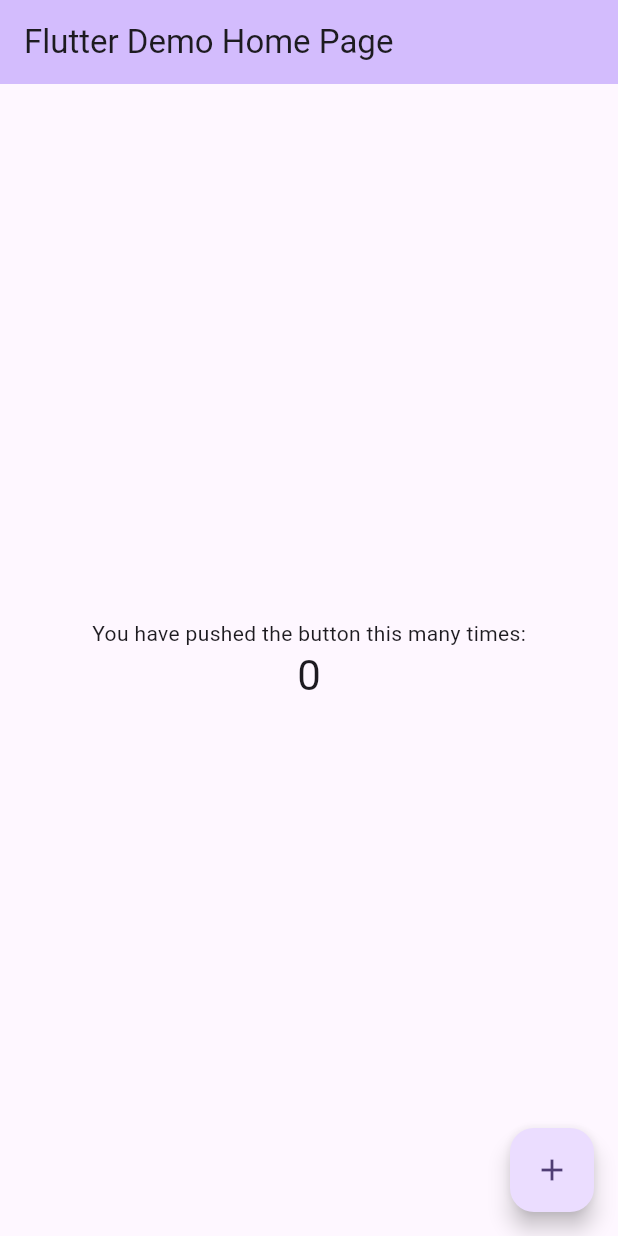
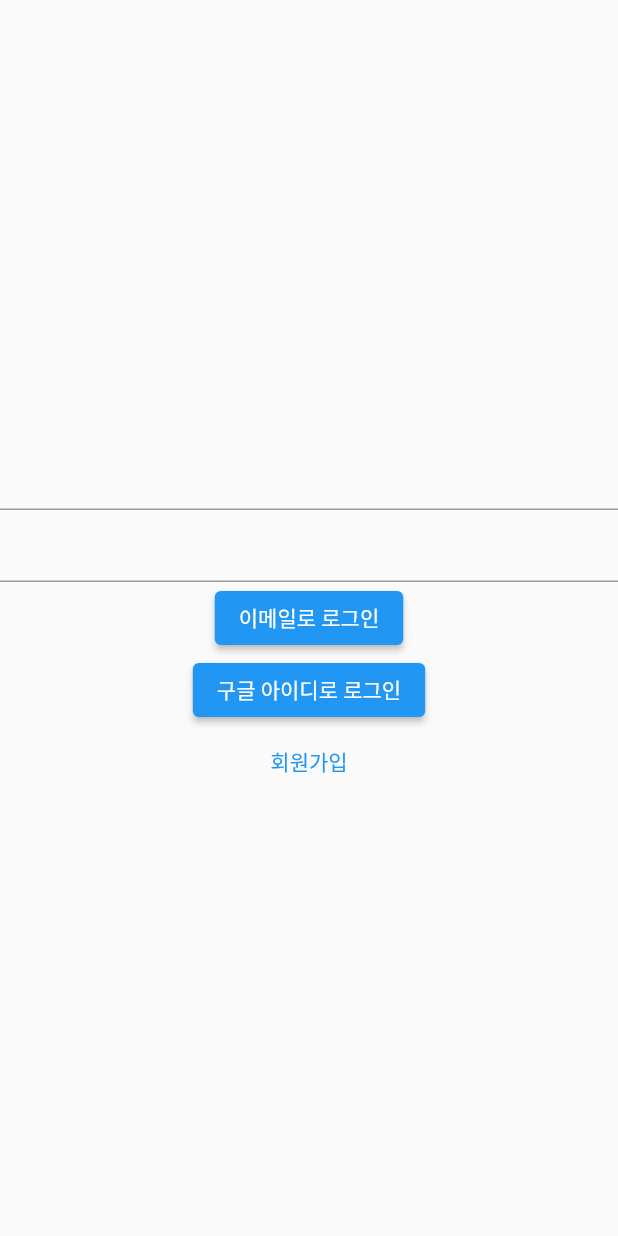
Before and after one commit to wlgnsdl815/tripin, a Flutter app: the screen it shows after launch, on a phone screen of 412 x 824 dp. Run offline on Flutter 3.47's test engine with Material 2 defaults, Android fonts, the phone set to English and light mode, and no system bars; our stand-ins replace firebase_auth, firebase_core, get; accounts and stored records are empty.

Commit message:
Feat: 회원가입 기능 구현

```diff
--- a/analysis_options.yaml
+++ b/analysis_options.yaml
@@ -22,6 +22,7 @@
   # `// ignore_for_file: name_of_lint` syntax on the line or in the file
   # producing the lint.
   rules:
+    prefer_const_constructors: false
     # avoid_print: false  # Uncomment to disable the `avoid_print` rule
     # prefer_single_quotes: true  # Uncomment to enable the `prefer_single_quotes` rule
 
--- /dev/null
+++ b/lib/controllers/login_controller.dart
@@ -0,0 +1,42 @@
+import 'package:flutter/widgets.dart';
+import 'package:get/get.dart';
+import 'package:tripin/controllers/auth_controller.dart';
+
+class LoginController extends GetxController {
+  final TextEditingController emailEditingController = TextEditingController();
+  final TextEditingController pwEditingController = TextEditingController();
+  final TextEditingController pw2EditingController = TextEditingController();
+
+  final AuthController _authController = AuthController();
+
+  bool isValidEmail(String? email) {
+    final RegExp regex =
+        RegExp(r'^[a-zA-Z0-9._%+-]+@[a-zA-Z0-9.-]+\.[a-zA-Z]{2,}$');
+    return regex.hasMatch(email!);
+  }
+
+  loginWithEmail() {
+    _authController.loginWithEmail(
+      emailEditingController.text,
+      pwEditingController.text,
+    );
+  }
+
+  signUp() {
+    if (pwEditingController.text == pw2EditingController.text) {
+      _authController.signUp(
+        emailEditingController.text,
+        pwEditingController.text,
+      );
+      emailEditingController.clear();
+      pwEditingController.clear();
+      pw2EditingController.clear();
+      return;
+    }
+    print('회원가입 실패. 두 개의 비밀번호 다름');
+  }
+
+  logOut() {
+    _authController.logOut();
+  }
+}
--- a/lib/main.dart
+++ b/lib/main.dart
@@ -1,8 +1,15 @@
+// ignore_for_file: prefer_const_constructors
 import 'package:firebase_core/firebase_core.dart';
 import 'package:flutter/material.dart';
+import 'package:get/get.dart';
+import 'package:tripin/controllers/auth_controller.dart';
+import 'package:tripin/controllers/login_controller.dart';
 import 'package:tripin/firebase_options.dart';
+import 'package:tripin/utils/app_routes.dart';
+import 'package:tripin/utils/app_screens.dart';
 
 void main() async {
+  WidgetsFlutterBinding.ensureInitialized();
   await Firebase.initializeApp(
     options: DefaultFirebaseOptions.currentPlatform,
   );
@@ -13,119 +20,15 @@
 class MyApp extends StatelessWidget {
   const MyApp({super.key});
 
-  // This widget is the root of your application.
   @override
   Widget build(BuildContext context) {
-    return MaterialApp(
-      title: 'Flutter Demo',
-      theme: ThemeData(
-        // This is the theme of your application.
-        //
-        // TRY THIS: Try running your application with "flutter run". You'll see
-        // the application has a blue toolbar. Then, without quitting the app,
-        // try changing the seedColor in the colorScheme below to Colors.green
-        // and then invoke "hot reload" (save your changes or press the "hot
-        // reload" button in a Flutter-supported IDE, or press "r" if you used
-        // the command line to start the app).
-        //
-        // Notice that the counter didn't reset back to zero; the application
-        // state is not lost during the reload. To reset the state, use hot
-        // restart instead.
-        //
-        // This works for code too, not just values: Most code changes can be
-        // tested with just a hot reload.
-        colorScheme: ColorScheme.fromSeed(seedColor: Colors.deepPurple),
-        useMaterial3: true,
-      ),
-      home: const MyHomePage(title: 'Flutter Demo Home Page'),
+    return GetMaterialApp(
+      initialBinding: BindingsBuilder(() {
+        Get.put(AuthController());
+        Get.lazyPut(() => LoginController(), fenix: true);
+      }),
+      getPages: AppRoutes.routes,
+      initialRoute: AppScreens.login,
     );
   }
 }
-
-class MyHomePage extends StatefulWidget {
-  const MyHomePage({super.key, required this.title});
-
-  // This widget is the home page of your application. It is stateful, meaning
-  // that it has a State object (defined below) that contains fields that affect
-  // how it looks.
-
-  // This class is the configuration for the state. It holds the values (in this
-  // case the title) provided by the parent (in this case the App widget) and
-  // used by the build method of the State. Fields in a Widget subclass are
-  // always marked "final".
-
-  final String title;
-
-  @override
-  State<MyHomePage> createState() => _MyHomePageState();
-}
-
-class _MyHomePageState extends State<MyHomePage> {
-  int _counter = 0;
-
-  void _incrementCounter() {
-    setState(() {
-      // This call to setState tells the Flutter framework that something has
-      // changed in this State, which causes it to rerun the build method below
-      // so that the display can reflect the updated values. If we changed
-      // _counter without calling setState(), then the build method would not be
-      // called again, and so nothing would appear to happen.
-      _counter++;
-    });
-  }
-
-  @override
-  Widget build(BuildContext context) {
-    // This method is rerun every time setState is called, for instance as done
-    // by the _incrementCounter method above.
-    //
-    // The Flutter framework has been optimized to make rerunning build methods
-    // fast, so that you can just rebuild anything that needs updating rather
-    // than having to individually change instances of widgets.
-    return Scaffold(
-      appBar: AppBar(
-        // TRY THIS: Try changing the color here to a specific color (to
-        // Colors.amber, perhaps?) and trigger a hot reload to see the AppBar
-        // change color while the other colors stay the same.
-        backgroundColor: Theme.of(context).colorScheme.inversePrimary,
-        // Here we take the value from the MyHomePage object that was created by
-        // the App.build method, and use it to set our appbar title.
-        title: Text(widget.title),
-      ),
-      body: Center(
-        // Center is a layout widget. It takes a single child and positions it
-        // in the middle of the parent.
-        child: Column(
-          // Column is also a layout widget. It takes a list of children and
-          // arranges them vertically. By default, it sizes itself to fit its
-          // children horizontally, and tries to be as tall as its parent.
-          //
-          // Column has various properties to control how it sizes itself and
-          // how it positions its children. Here we use mainAxisAlignment to
-          // center the children vertically; the main axis here is the vertical
-          // axis because Columns are vertical (the cross axis would be
-          // horizontal).
-          //
-          // TRY THIS: Invoke "debug painting" (choose the "Toggle Debug Paint"
-          // action in the IDE, or press "p" in the console), to see the
-          // wireframe for each widget.
-          mainAxisAlignment: MainAxisAlignment.center,
-          children: <Widget>[
-            const Text(
-              'You have pushed the button this many times:',
-            ),
-            Text(
-              '$_counter',
-              style: Theme.of(context).textTheme.headlineMedium,
-            ),
-          ],
-        ),
-      ),
-      floatingActionButton: FloatingActionButton(
-        onPressed: _incrementCounter,
-        tooltip: 'Increment',
-        child: const Icon(Icons.add),
-      ), // This trailing comma makes auto-formatting nicer for build methods.
-    );
-  }
-}
--- /dev/null
+++ b/lib/utils/app_routes.dart
@@ -0,0 +1,17 @@
+import 'package:get/get.dart';
+import 'package:tripin/utils/app_screens.dart';
+import 'package:tripin/view/screens/home_screen.dart';
+import 'package:tripin/view/screens/login_screen.dart';
+
+class AppRoutes {
+  static final routes = [
+    GetPage(
+      name: AppScreens.home,
+      page: () => HomeScreen(),
+    ),
+    GetPage(
+      name: AppScreens.login,
+      page: () => LoginScreen(),
+    ),
+  ];
+}
--- /dev/null
+++ b/lib/utils/app_screens.dart
@@ -0,0 +1,7 @@
+import 'package:tripin/view/screens/home_screen.dart';
+import 'package:tripin/view/screens/login_screen.dart';
+
+class AppScreens {
+  static const home = HomeScreen.route;
+  static const login = LoginScreen.route;
+}
--- /dev/null
+++ b/lib/view/screens/login_screen.dart
@@ -0,0 +1,69 @@
+// ignore_for_file: prefer_const_constructors
+
+import 'package:flutter/material.dart';
+import 'package:get/get.dart';
+import 'package:tripin/controllers/login_controller.dart';
+import 'package:tripin/view/screens/sign_up_screen.dart';
+
+class LoginScreen extends GetView<LoginController> {
+  const LoginScreen({super.key});
+
+  static const route = '/login';
+
+  @override
+  Widget build(BuildContext context) {
+    final _formKey = GlobalKey<FormState>();
+    return Scaffold(
+      body: Center(
+        child: Form(
+          key: _formKey,
+          child: Column(
+            mainAxisAlignment: MainAxisAlignment.center,
+            children: [
+              TextFormField(
+                autovalidateMode: AutovalidateMode.onUserInteraction,
+                validator: (value) {
+                  if (!controller.isValidEmail(value)) {
+                    return '이메일 형식을 확인해주세요';
+                  }
+                  return null;
+                },
+                controller: controller.emailEditingController,
+              ),
+              TextFormField(
+                autovalidateMode: AutovalidateMode.onUserInteraction,
+                validator: (value) {
+                  if (value!.length < 8) {
+                    return '비밀번호는 8자리 이상 입력해주세요';
+                  }
+                  return null;
+                },
+                controller: controller.pw2EditingController,
+              ),
+              ElevatedButton(
+                onPressed: () {
+                  if (_formKey.currentState!.validate()) {
+                    print('로그인 성공');
+                    return;
+                  }
+                  print('로그인 실패');
+                },
+                child: Text('이메일로 로그인'),
+              ),
+              ElevatedButton(
+                onPressed: () {},
+                child: Text('구글 아이디로 로그인'),
+              ),
+              TextButton(
+                onPressed: () {
+                  Get.to(() => SignUpScreen());
+                },
+                child: Text('회원가입'),
+              ),
+            ],
+          ),
+        ),
+      ),
+    );
+  }
+}
--- a/pubspec.yaml
+++ b/pubspec.yaml
@@ -36,6 +36,7 @@
   firebase_storage: ^11.2.6
   flutter:
     sdk: flutter
+  get: ^4.6.5
 
 dev_dependencies:
   flutter_lints: ^2.0.0
```
Also changed, not shown: lib/controllers/auth_controller.dart (added, +31 -0 lines), lib/view/screens/home_screen.dart (added, +24 -0 lines), lib/view/screens/sign_up_screen.dart (added, +70 -0 lines), pubspec.lock, 6 other files.
